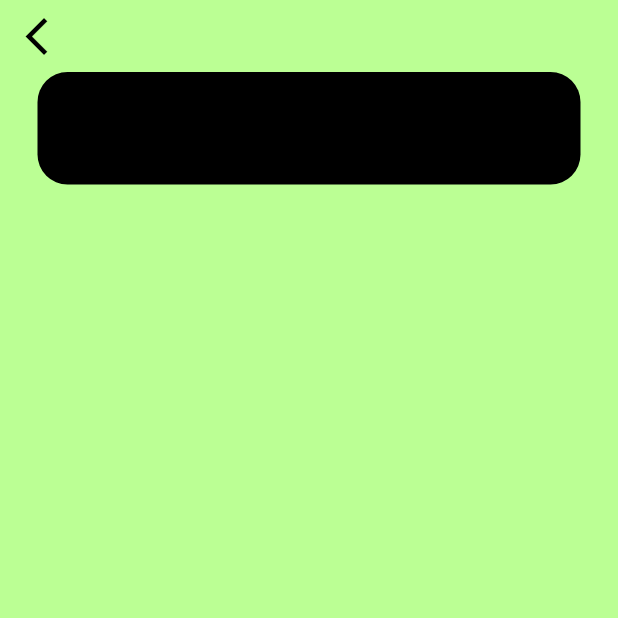
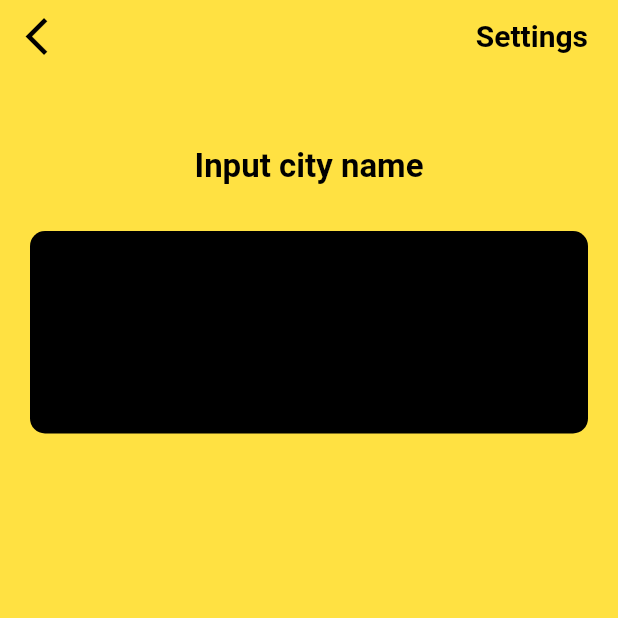
Before and after one commit to pelcastre-leomat/clima-flutter, a Flutter app: the CityScreenRedesign screen opened directly, on a phone screen of 412 x 824 dp, the top half of it. Run offline on Flutter 3.47's test engine with Material 2 defaults, Android fonts, the phone set to English and light mode, and no system bars; our stand-ins replace flutter_spinkit, geolocator; network calls fail.

Commit message:
Implemented input screen fully, added rotation lock

```diff
--- a/lib/screens/city_screen_redesign.dart
+++ b/lib/screens/city_screen_redesign.dart
@@ -1,4 +1,5 @@
 import 'package:clima_flutter/utilities/constants.dart';
+import 'package:clima_flutter/utilities/input_formatter.dart';
 import 'package:flutter/material.dart';
 
 class CityScreenRedesign extends StatefulWidget {
@@ -13,46 +14,77 @@ class _CityScreenRedesignState extends State<CityScreenRedesign> {
   @override
   Widget build(BuildContext context) {
     return Scaffold(
+      resizeToAvoidBottomInset: false,
       body: Container(
-        decoration: BoxDecoration(
+        decoration: const BoxDecoration(
           color: kPrimaryColor,
         ),
-        constraints: BoxConstraints.expand(),
+        constraints: const BoxConstraints.expand(),
         child: SafeArea(
           child: Column(
             children: [
-              Align(
-                alignment: Alignment.topLeft,
-                child: TextButton(
+              Row(
+                mainAxisAlignment: MainAxisAlignment.spaceBetween,
+                children: [
+                  TextButton(
                     onPressed: () {
                       Navigator.pop(context);
                     },
-                  child: Icon(
+                    child: const Icon(
                       Icons.arrow_back_ios,
                       color: Colors.black,
                       size: 30.0,
                     ),
                   ),
+                  Padding(
+                    padding: const EdgeInsets.fromLTRB(0, 0, 20, 0),
+                    child: Text(
+                      "Settings",
+                      style: TextStyle(
+                        fontSize: 20,
+                        fontWeight: FontWeight.w600,
                       ),
-
+                    ),
+                  ),
+                ],
+              ),
               Padding(
-                padding: EdgeInsets.symmetric(
-                  horizontal: 25,
+                padding: const EdgeInsets.symmetric(
+                  horizontal: 20
                 ),
-                child: TextField(
-                  cursorColor: Colors.white,
+                child: Column(
+                  children: [
+                    const SizedBox(
+                      height: 50,
+                    ),
+                    const Text(
+                      "Input city name",
+                      style: kCityInputLabelStyle,
+                    ),
+                  const SizedBox(
+                    height: 30,
+                  ),
+                  TextField(
+                    cursorColor: kPrimaryColor,
                     textAlignVertical: TextAlignVertical.center,
                     cursorWidth: 10,
                     textAlign: TextAlign.center,
-                  textCapitalization: TextCapitalization.words,
+                    inputFormatters: [
+                      UpperCaseTextFormatter()
+                    ],
                     decoration: InputDecoration(
+                      contentPadding: const EdgeInsets.all(50),
                       filled: true,
                       border: OutlineInputBorder(
-                      borderRadius: BorderRadius.circular(20),
+                        borderRadius: BorderRadius.circular(10),
                         borderSide: BorderSide.none,
                       ),
                       focusColor: Colors.white,
                       fillColor: Colors.black,
+                    ),
+                    style: const TextStyle(
+                      color: kPrimaryColor,
+                      fontSize: 30,
                     ),
                     onSubmitted: (value){
                       cityName = value;
@@ -61,11 +93,19 @@ class _CityScreenRedesignState extends State<CityScreenRedesign> {
                         value,
                       );
                     },
-                  style: TextStyle(
-                    color: Colors.white,
-                    fontSize: 30,
+                  ),
+                  ],
                 ),
               ),
+              SizedBox(
+                height: 20,
+              ),
+              Row(
+                children: [
+                  SizedBox(
+                    width: 20,
+                  ),
+                ],
               )
             ],
           ),
--- a/lib/screens/loading_screen.dart
+++ b/lib/screens/loading_screen.dart
@@ -20,6 +20,7 @@ class _LoadingScreenState extends State<LoadingScreen> {
   void initState() {
     getLocationData();
     SystemChrome.setEnabledSystemUIMode(SystemUiMode.manual, overlays: []);
+    SystemChrome.setPreferredOrientations([DeviceOrientation.portraitUp]);
     super.initState();
   }
 
--- a/lib/screens/location_screen_redesign.dart
+++ b/lib/screens/location_screen_redesign.dart
@@ -24,6 +24,7 @@ class _LocationScreenStateRedesign extends State<LocationScreenRedesign> {
   void initState() {
     super.initState();
     SystemChrome.setEnabledSystemUIMode(SystemUiMode.manual, overlays: []);
+    SystemChrome.setPreferredOrientations([DeviceOrientation.portraitUp]);
     updateUI(widget.locationWeather);
   }
 
@@ -70,14 +71,11 @@ class _LocationScreenStateRedesign extends State<LocationScreenRedesign> {
                     ),
                     Text(
                       currentDay.cityName,
-                      style: const TextStyle(
-                        fontSize: 23,
-                        fontWeight: FontWeight.w900,
-                      ),
+                      style: kCityName,
                     ),
                     IconButton(
                       icon: const Icon(
-                        Icons.near_me,
+                        Icons.settings,
                         size: 30,
                       ),
                       onPressed: () async {
--- a/lib/services/weather.dart
+++ b/lib/services/weather.dart
@@ -14,18 +14,17 @@ const weatherapiURL = "http://api.weatherapi.com/v1/forecast.json";
 class WeatherModel {
 
   Future<dynamic> getLocationWeather() async {
-    // Location location = Location();
-    // await location.getCurrentLocation().timeout(const Duration(seconds: 5));
-    // NetworkHelper networkHelper = NetworkHelper(
-    //     url: "${weatherapiURL}?key=${apiKey}&q=${location.latitude},${location.longitude}&days=3&aqi=no&alerts=no");
-    // return await networkHelper.getData();
+    Location location = Location();
+    await location.getCurrentLocation().timeout(const Duration(seconds: 5));
+    NetworkHelper networkHelper = NetworkHelper(
+        url: "${weatherapiURL}?key=${apiKey}&q=${location.latitude},${location.longitude}&days=3&aqi=no&alerts=no");
+    return await networkHelper.getData();
 
-    FakeNetworkHelper fakeNetworkHelper = FakeNetworkHelper();
-    return await fakeNetworkHelper.getData().timeout(Duration(seconds: 3));
+    // FakeNetworkHelper fakeNetworkHelper = FakeNetworkHelper();
+    // return await fakeNetworkHelper.getData().timeout(Duration(seconds: 3));
   }
 
   Future<dynamic> getCityWeather(String cityName) async{
-    print(cityName);
     NetworkHelper networkHelper = NetworkHelper(
         url: '${weatherapiURL}?key=${apiKey}&q=${cityName}&days=3&aqi=no&alerts=no');
 
--- a/lib/utilities/constants.dart
+++ b/lib/utilities/constants.dart
@@ -1,8 +1,12 @@
 import 'package:flutter/material.dart';
 
-//const Color kPrimaryColor = Color(0xffffe142);
-const Color kPrimaryColor = Color(0xffbbff94);
+const Color kPrimaryColor = Color(0xffffe142);
+// const Color kPrimaryColor = Color(0xffddff00);
 
+const kCityName = TextStyle(
+  fontSize: 23,
+  fontWeight: FontWeight.w900,
+);
 
 const kTempTextStyle = TextStyle(
   fontFamily: 'Spartan MB',
@@ -83,3 +87,8 @@ const kErrorScreenStyle = TextStyle(
   fontWeight: FontWeight.w600,
   color: Colors.black,
 );
+
+const kCityInputLabelStyle = TextStyle(
+  fontSize: 22,
+  fontWeight: FontWeight.w600,
+);
--- /dev/null
+++ b/lib/utilities/input_formatter.dart
@@ -0,0 +1,11 @@
+import 'package:flutter/services.dart';
+
+class UpperCaseTextFormatter extends TextInputFormatter {
+  @override
+  TextEditingValue formatEditUpdate(TextEditingValue oldValue, TextEditingValue newValue) {
+    return TextEditingValue(
+      text: newValue.text.toUpperCase(),
+      selection: newValue.selection,
+    );
+  }
+}
```
Lines whose indentation alone changed are shown as unchanged.
